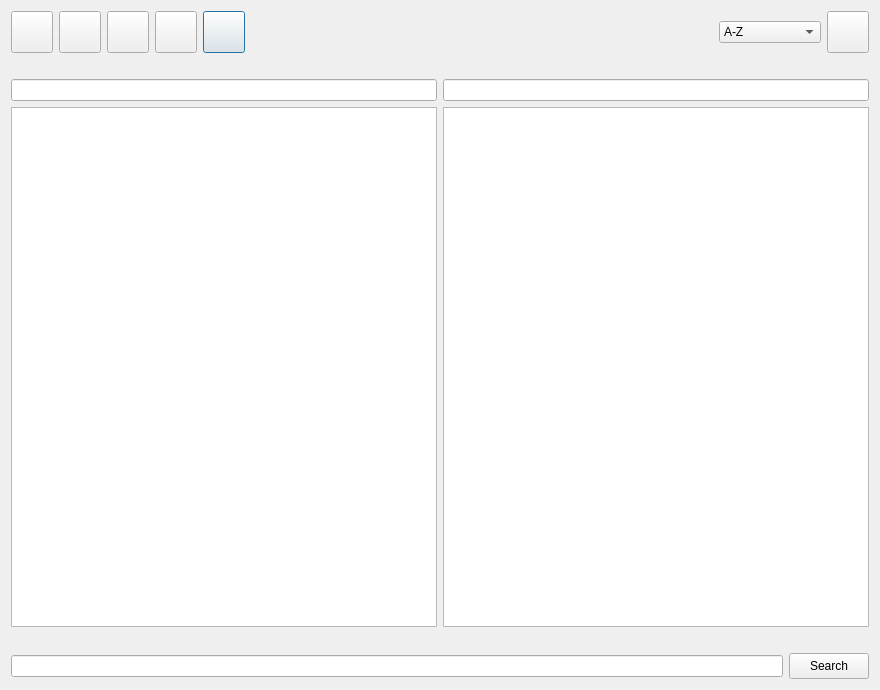
First picture: the form in FileManager/src/modules/tabModule/tabmodule.ui, repository htqwjtch/Almost_Total_Commander, before the edit.
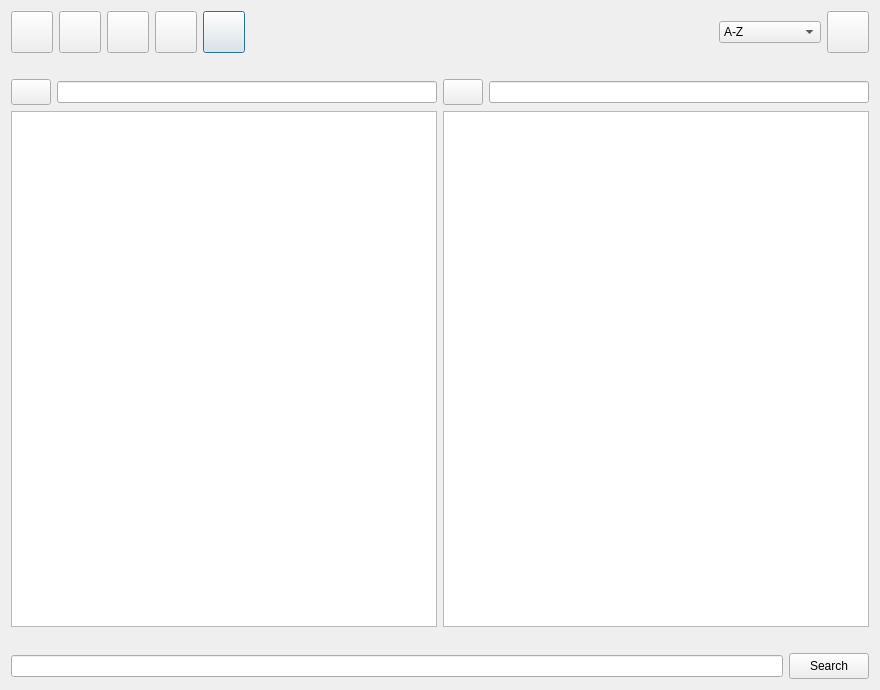
Second picture: the form after the edit. Icons and pictures are not drawn.

What changed in the file:
```diff
--- a/FileManager/src/modules/tabModule/tabmodule.ui
+++ b/FileManager/src/modules/tabModule/tabmodule.ui
@@ -260,12 +260,89 @@
    </item>
    <item>
     <layout class="QGridLayout" name="navigationGridLayout">
-     <item row="0" column="0">
-      <widget class="QLineEdit" name="leftLineEdit"/>
-     </item>
-     <item row="0" column="1">
+     <item row="0" column="3">
       <widget class="QLineEdit" name="rightLineEdit"/>
      </item>
+     <item row="0" column="0">
+      <widget class="QPushButton" name="leftAboveButton">
+       <property name="sizePolicy">
+        <sizepolicy hsizetype="Fixed" vsizetype="Fixed">
+         <horstretch>0</horstretch>
+         <verstretch>0</verstretch>
+        </sizepolicy>
+       </property>
+       <property name="minimumSize">
+        <size>
+         <width>40</width>
+         <height>26</height>
+        </size>
+       </property>
+       <property name="maximumSize">
+        <size>
+         <width>40</width>
+         <height>26</height>
+        </size>
+       </property>
+       <property name="text">
+        <string/>
+       </property>
+       <property name="icon">
+        <iconset resource="../../../resources/resources.qrc">
+         <normaloff>:/fileSystemIcons/fileSystemIcons/arrow.png</normaloff>:/fileSystemIcons/fileSystemIcons/arrow.png</iconset>
+       </property>
+       <property name="iconSize">
+        <size>
+         <width>38</width>
+         <height>24</height>
+        </size>
+       </property>
+      </widget>
+     </item>
+     <item row="0" column="1">
+      <widget class="QLineEdit" name="leftLineEdit">
+       <property name="sizePolicy">
+        <sizepolicy hsizetype="Expanding" vsizetype="Fixed">
+         <horstretch>0</horstretch>
+         <verstretch>0</verstretch>
+        </sizepolicy>
+       </property>
+      </widget>
+     </item>
+     <item row="0" column="2">
+      <widget class="QPushButton" name="rightAboveButton">
+       <property name="sizePolicy">
+        <sizepolicy hsizetype="Fixed" vsizetype="Fixed">
+         <horstretch>0</horstretch>
+         <verstretch>0</verstretch>
+        </sizepolicy>
+       </property>
+       <property name="minimumSize">
+        <size>
+         <width>40</width>
+         <height>0</height>
+        </size>
+       </property>
+       <property name="maximumSize">
+        <size>
+         <width>40</width>
+         <height>26</height>
+        </size>
+       </property>
+       <property name="text">
+        <string/>
+       </property>
+       <property name="icon">
+        <iconset resource="../../../resources/resources.qrc">
+         <normaloff>:/fileSystemIcons/fileSystemIcons/arrow.png</normaloff>:/fileSystemIcons/fileSystemIcons/arrow.png</iconset>
+       </property>
+       <property name="iconSize">
+        <size>
+         <width>38</width>
+         <height>24</height>
+        </size>
+       </property>
+      </widget>
+     </item>
     </layout>
    </item>
    <item>
@@ -280,8 +357,8 @@
    </item>
    <item>
     <layout class="QGridLayout" name="labelGridLayout">
-     <item row="0" column="1">
-      <widget class="QLabel" name="typeLabel">
+     <item row="0" column="3">
+      <widget class="QLabel" name="sizeLabel">
        <property name="text">
         <string/>
        </property>
@@ -290,26 +367,26 @@
        </property>
       </widget>
      </item>
-     <item row="0" column="0">
+     <item row="0" column="4">
       <widget class="QLabel" name="lastModeDateLabel">
        <property name="text">
         <string/>
        </property>
        <property name="alignment">
+        <set>Qt::AlignRight|Qt::AlignTrailing|Qt::AlignVCenter</set>
+       </property>
+      </widget>
+     </item>
+     <item row="0" column="0">
+      <widget class="QLabel" name="typeLabel">
+       <property name="text">
+        <string/>
+       </property>
+       <property name="alignment">
         <set>Qt::AlignLeading|Qt::AlignLeft|Qt::AlignVCenter</set>
        </property>
       </widget>
      </item>
-     <item row="0" column="2">
-      <widget class="QLabel" name="sizeLabel">
-       <property name="text">
-        <string/>
-       </property>
-       <property name="alignment">
-        <set>Qt::AlignCenter</set>
-       </property>
-      </widget>
-     </item>
     </layout>
    </item>
    <item>
```
Left out of the diff: 26 changed lines with no effect on the pictures.
